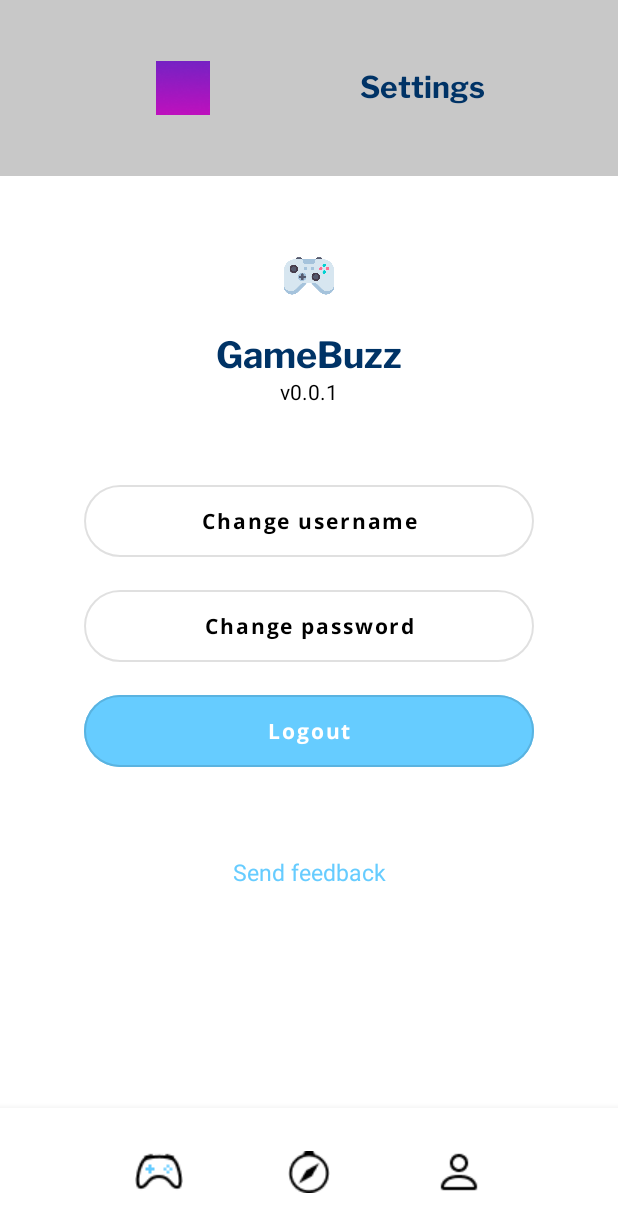
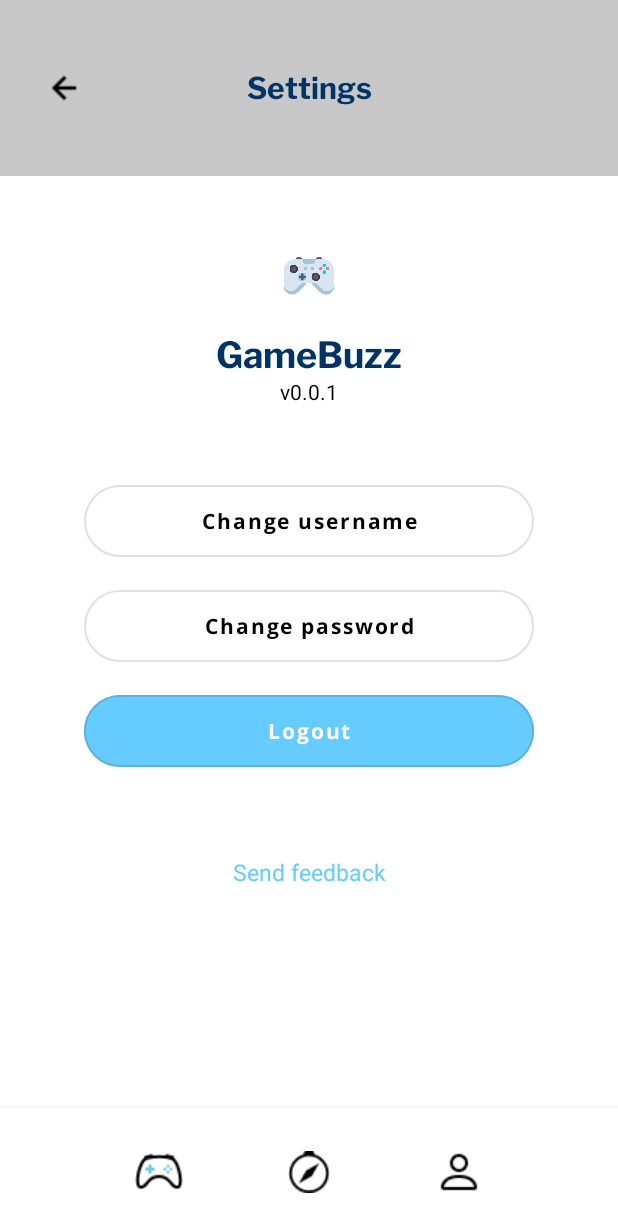
Before and after one commit to francescobarbieri/GameBuzz, an Android app: the screen it shows after launch (MainActivity), on a phone screen of 412 x 824 dp. Shown: the top 1232 px of the screen. Run offline under Robolectric (Android 15) with nearby library versions, the light colour scheme and no system bars.

Commit message:
Rimosso il linear layout dalla top bar e sostituito l'icona del profilo con una LeftBackArrow

```diff
--- a/app/src/main/res/layout/activity_settings.xml
+++ b/app/src/main/res/layout/activity_settings.xml
@@ -75,42 +75,7 @@
         android:minHeight="?attr/actionBarSize"
         app:layout_constraintEnd_toEndOf="parent"
         app:layout_constraintStart_toStartOf="parent"
-        app:layout_constraintTop_toTopOf="parent" >
-
-        <LinearLayout
-            android:layout_width="match_parent"
-            android:layout_height="wrap_content"
-            android:gravity="center"
-            app:layout_constraintTop_toTopOf="parent"
-            android:orientation="horizontal" >
-
-            <ImageButton
-                android:id="@+id/imageButton2"
-                android:layout_width="36dp"
-                android:layout_height="36dp"
-                android:layout_gravity="left"
-                android:layout_marginRight="100dp"
-                app:cornerRadius="50px"
-                app:srcCompat="@drawable/propic" />
-
-            <TextView
-                android:id="@+id/textView4"
-                android:layout_width="wrap_content"
-                android:layout_height="wrap_content"
-                android:fontFamily="@font/libre_franklin_bold"
-                android:textColor="@color/dark_blue"
-                android:textSize="20sp"
-                android:layout_gravity="center"
-                android:text="@string/settings"
-                app:layout_constraintBottom_toBottomOf="@+id/toolbar"
-                app:layout_constraintEnd_toEndOf="parent"
-                app:layout_constraintStart_toStartOf="@+id/toolbar"
-                app:layout_constraintTop_toTopOf="@+id/toolbar" />
-
-        </LinearLayout>
-
-</androidx.appcompat.widget.Toolbar>
-
+        app:layout_constraintTop_toTopOf="parent" />
 
     <ImageView
         android:id="@+id/imageView"
@@ -145,8 +110,8 @@
 
         <ImageButton
             android:id="@+id/imageButton5"
-            android:layout_width="wrap_content"
-            android:layout_height="wrap_content"
+            android:layout_width="40dp"
+            android:layout_height="40dp"
             android:layout_gravity="center"
             android:layout_marginLeft="100dp"
             android:background="@android:color/transparent"
@@ -154,16 +119,16 @@
 
         <ImageButton
             android:id="@+id/imageButton4"
-            android:layout_width="wrap_content"
-            android:layout_height="wrap_content"
+            android:layout_width="40dp"
+            android:layout_height="40dp"
             android:layout_gravity="center"
             android:background="@android:color/transparent"
             app:srcCompat="@drawable/compass" />
 
         <ImageButton
             android:id="@+id/imageButton6"
-            android:layout_width="wrap_content"
-            android:layout_height="wrap_content"
+            android:layout_width="40dp"
+            android:layout_height="40dp"
             android:layout_gravity="center"
             android:layout_marginRight="100dp"
             android:background="@android:color/transparent"
@@ -180,4 +145,31 @@
         app:layout_constraintStart_toStartOf="parent"
         app:layout_constraintTop_toBottomOf="@+id/textView5" />
 
+    <TextView
+        android:id="@+id/textView4"
+        android:layout_width="wrap_content"
+        android:layout_height="wrap_content"
+        android:layout_gravity="center"
+        android:gravity="center"
+        android:fontFamily="@font/libre_franklin_bold"
+        android:text="@string/settings"
+        android:textColor="@color/dark_blue"
+        android:textSize="20sp"
+        app:layout_constraintBottom_toBottomOf="@+id/toolbar"
+        app:layout_constraintEnd_toEndOf="parent"
+        app:layout_constraintStart_toStartOf="@+id/toolbar"
+        app:layout_constraintTop_toTopOf="@+id/toolbar" />
+
+    <ImageButton
+        android:id="@+id/imageButton"
+        android:layout_width="40dp"
+        android:layout_height="40dp"
+        android:layout_marginRight="80dp"
+        app:layout_constraintBottom_toBottomOf="@+id/toolbar"
+        app:layout_constraintEnd_toStartOf="@+id/textView4"
+        app:layout_constraintStart_toStartOf="@+id/toolbar"
+        app:layout_constraintTop_toTopOf="@+id/toolbar"
+        android:background="@android:color/transparent"
+        app:srcCompat="@drawable/arrow_back" />
+
 </androidx.constraintlayout.widget.ConstraintLayout>
```
Also changed, not shown: app/src/main/res/drawable/arrow_back.png (added).
